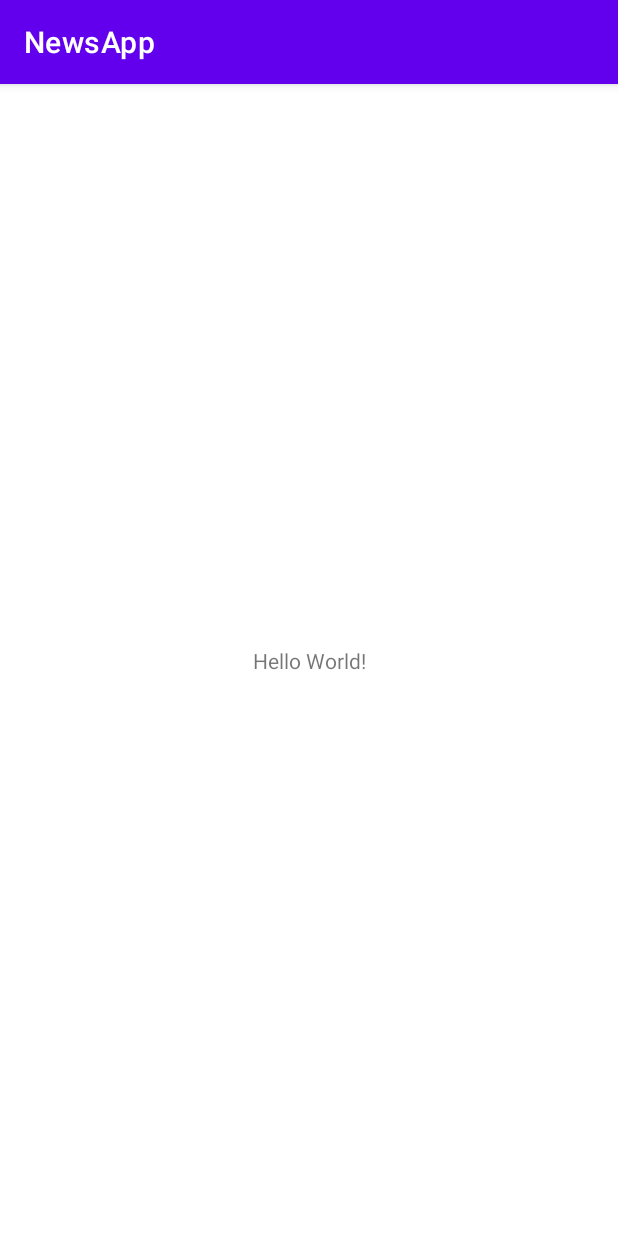
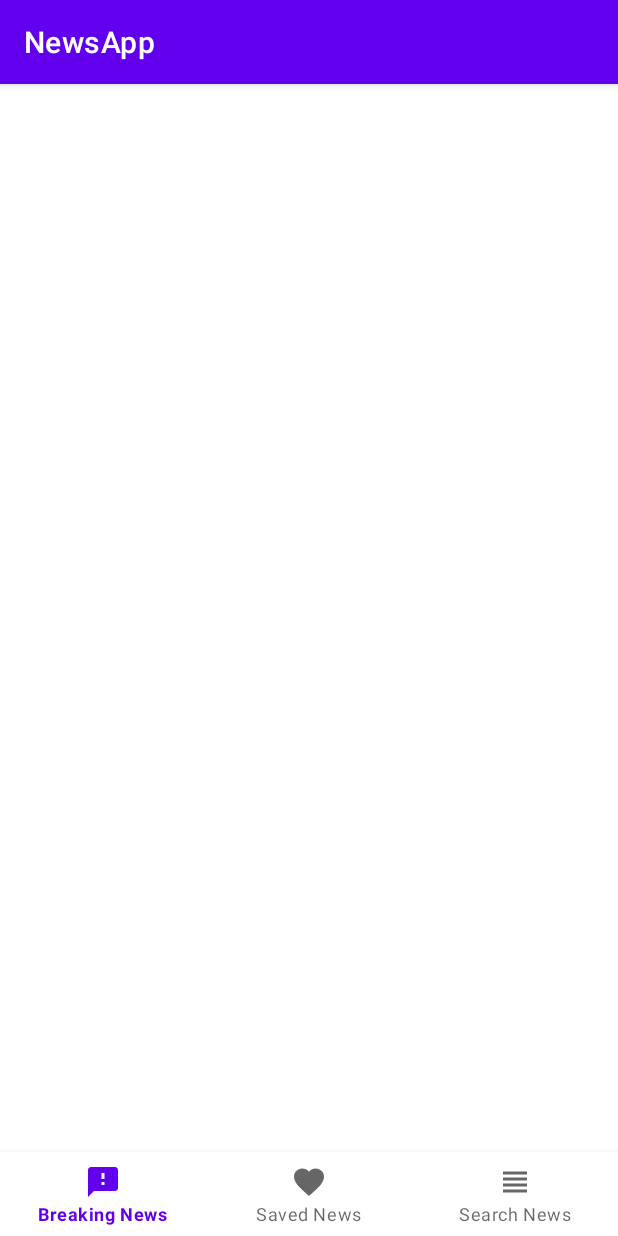
Before and after one commit to rodionovmax/NewsApp, an Android app: the screen it shows after launch (MainActivity before the commit, NewsActivity after it), on a phone screen of 412 x 824 dp. Run offline under Robolectric (Android 15) with nearby library versions, the phone set to English and light mode, and no system bars.

Commit message:
added layouts

```diff
--- a/app/src/main/AndroidManifest.xml
+++ b/app/src/main/AndroidManifest.xml
@@ -13,7 +13,7 @@
         android:theme="@style/Theme.NewsApp"
         tools:targetApi="31">
         <activity
-            android:name=".MainActivity"
+            android:name=".NewsActivity"
             android:exported="true">
             <intent-filter>
                 <action android:name="android.intent.action.MAIN" />
--- a/app/src/main/java/com/rodionovmax/newsapp/MainActivity.kt
+++ b/app/src/main/java/com/rodionovmax/newsapp/NewsActivity.kt
@@ -3,9 +3,9 @@ package com.rodionovmax.newsapp
 import androidx.appcompat.app.AppCompatActivity
 import android.os.Bundle
 
-class MainActivity : AppCompatActivity() {
+class NewsActivity : AppCompatActivity() {
     override fun onCreate(savedInstanceState: Bundle?) {
         super.onCreate(savedInstanceState)
-        setContentView(R.layout.activity_main)
+        setContentView(R.layout.activity_news)
     }
 }
--- /dev/null
+++ b/app/src/main/res/drawable-v24/ic_all_news.xml
@@ -0,0 +1,5 @@
+<vector android:height="24dp" android:tint="#FFFFFF"
+    android:viewportHeight="24.0" android:viewportWidth="24.0"
+    android:width="24dp" xmlns:android="http://schemas.android.com/apk/res/android">
+    <path android:fillColor="#FF000000" android:pathData="M4,15h16v-2L4,13v2zM4,19h16v-2L4,17v2zM4,11h16L20,9L4,9v2zM4,5v2h16L20,5L4,5z"/>
+</vector>
--- /dev/null
+++ b/app/src/main/res/drawable-v24/ic_breaking_news.xml
@@ -0,0 +1,5 @@
+<vector android:height="24dp" android:tint="#FFFFFF"
+    android:viewportHeight="24.0" android:viewportWidth="24.0"
+    android:width="24dp" xmlns:android="http://schemas.android.com/apk/res/android">
+    <path android:fillColor="#FF000000" android:pathData="M20,2L4,2c-1.1,0 -1.99,0.9 -1.99,2L2,22l4,-4h14c1.1,0 2,-0.9 2,-2L22,4c0,-1.1 -0.9,-2 -2,-2zM13,14h-2v-2h2v2zM13,10h-2L11,6h2v4z"/>
+</vector>
--- /dev/null
+++ b/app/src/main/res/drawable-v24/ic_favorite.xml
@@ -0,0 +1,5 @@
+<vector android:height="24dp" android:tint="#FFFFFF"
+    android:viewportHeight="24.0" android:viewportWidth="24.0"
+    android:width="24dp" xmlns:android="http://schemas.android.com/apk/res/android">
+    <path android:fillColor="#FF000000" android:pathData="M12,21.35l-1.45,-1.32C5.4,15.36 2,12.28 2,8.5 2,5.42 4.42,3 7.5,3c1.74,0 3.41,0.81 4.5,2.09C13.09,3.81 14.76,3 16.5,3 19.58,3 22,5.42 22,8.5c0,3.78 -3.4,6.86 -8.55,11.54L12,21.35z"/>
+</vector>
--- a/app/src/main/res/layout/activity_main.xml
+++ /dev/null
@@ -1,18 +0,0 @@
-<?xml version="1.0" encoding="utf-8"?>
-<androidx.constraintlayout.widget.ConstraintLayout xmlns:android="http://schemas.android.com/apk/res/android"
-    xmlns:app="http://schemas.android.com/apk/res-auto"
-    xmlns:tools="http://schemas.android.com/tools"
-    android:layout_width="match_parent"
-    android:layout_height="match_parent"
-    tools:context=".MainActivity">
-
-    <TextView
-        android:layout_width="wrap_content"
-        android:layout_height="wrap_content"
-        android:text="Hello World!"
-        app:layout_constraintBottom_toBottomOf="parent"
-        app:layout_constraintEnd_toEndOf="parent"
-        app:layout_constraintStart_toStartOf="parent"
-        app:layout_constraintTop_toTopOf="parent" />
-
-</androidx.constraintlayout.widget.ConstraintLayout>
--- /dev/null
+++ b/app/src/main/res/layout/activity_news.xml
@@ -0,0 +1,39 @@
+<?xml version="1.0" encoding="utf-8"?>
+<androidx.constraintlayout.widget.ConstraintLayout xmlns:android="http://schemas.android.com/apk/res/android"
+    xmlns:app="http://schemas.android.com/apk/res-auto"
+    xmlns:tools="http://schemas.android.com/tools"
+    android:layout_width="match_parent"
+    android:layout_height="match_parent"
+    tools:context=".NewsActivity">
+
+    <FrameLayout
+        android:id="@+id/fl_fragment"
+        android:layout_width="match_parent"
+        android:layout_height="0dp"
+        app:layout_constraintBottom_toTopOf="@+id/bottom_navigation_view"
+        app:layout_constraintEnd_toEndOf="parent"
+        app:layout_constraintHorizontal_bias="0.5"
+        app:layout_constraintStart_toStartOf="parent"
+        app:layout_constraintTop_toTopOf="parent">
+
+        <!--<fragment
+            android:id="@+id/news_nav_host_fragment"
+            android:name="androidx.navigation.fragment.NavHostFragment"
+            android:layout_width="match_parent"
+            android:layout_height="match_parent"
+            app:defaultNavHost="true"
+            app:navGraph="@navigation/news_nav_graph" />-->
+
+    </FrameLayout>
+
+    <com.google.android.material.bottomnavigation.BottomNavigationView
+        android:id="@+id/bottom_navigation_view"
+        android:layout_width="match_parent"
+        android:layout_height="56dp"
+        app:menu="@menu/bottom_navigation_menu"
+        app:layout_constraintBottom_toBottomOf="parent"
+        app:layout_constraintEnd_toEndOf="parent"
+        app:layout_constraintHorizontal_bias="0.5"
+        app:layout_constraintStart_toStartOf="parent"/>
+
+</androidx.constraintlayout.widget.ConstraintLayout>
--- /dev/null
+++ b/app/src/main/res/menu/bottom_navigation_menu.xml
@@ -0,0 +1,14 @@
+<?xml version="1.0" encoding="utf-8"?>
+<menu xmlns:android="http://schemas.android.com/apk/res/android">
+    <item android:id="@+id/breakingNewsFragment"
+        android:title="Breaking News"
+        android:icon="@drawable/ic_breaking_news" />
+
+    <item android:id="@+id/savedNewsFragment"
+        android:title="Saved News"
+        android:icon="@drawable/ic_favorite" />
+
+    <item android:id="@+id/searchNewsFragment"
+        android:title="Search News"
+        android:icon="@drawable/ic_all_news" />
+</menu>
--- /dev/null
+++ b/app/src/main/res/navigation/news_nav_graph.xml
@@ -0,0 +1,6 @@
+<?xml version="1.0" encoding="utf-8"?>
+<navigation xmlns:android="http://schemas.android.com/apk/res/android"
+    xmlns:app="http://schemas.android.com/apk/res-auto"
+    android:id="@+id/news_nav_graph">
+
+</navigation>
--- a/app/src/main/res/values/colors.xml
+++ b/app/src/main/res/values/colors.xml
@@ -7,4 +7,8 @@
     <color name="teal_700">#FF018786</color>
     <color name="black">#FF000000</color>
     <color name="white">#FFFFFFFF</color>
+
+    <color name="colorPrimary">#6200EE</color>
+    <color name="colorPrimaryDark">#3700B3</color>
+    <color name="colorAccent">#03DAC5</color>
 </resources>
--- a/app/src/main/res/values/themes.xml
+++ b/app/src/main/res/values/themes.xml
@@ -1,16 +1,9 @@
 <resources xmlns:tools="http://schemas.android.com/tools">
     <!-- Base application theme. -->
     <style name="Theme.NewsApp" parent="Theme.MaterialComponents.DayNight.DarkActionBar">
-        <!-- Primary brand color. -->
-        <item name="colorPrimary">@color/purple_500</item>
-        <item name="colorPrimaryVariant">@color/purple_700</item>
-        <item name="colorOnPrimary">@color/white</item>
-        <!-- Secondary brand color. -->
-        <item name="colorSecondary">@color/teal_200</item>
-        <item name="colorSecondaryVariant">@color/teal_700</item>
-        <item name="colorOnSecondary">@color/black</item>
-        <!-- Status bar color. -->
-        <item name="android:statusBarColor">?attr/colorPrimaryVariant</item>
         <!-- Customize your theme here. -->
+        <item name="colorPrimary">@color/colorPrimary</item>
+        <item name="colorPrimaryDark">@color/colorPrimaryDark</item>
+        <item name="colorAccent">@color/colorAccent</item>
     </style>
 </resources>
```
Also changed, not shown: app/src/main/res/layout/fragment_article.xml (added, +24 -0 lines), app/src/main/res/layout/fragment_breaking_news.xml (added, +45 -0 lines), app/src/main/res/layout/fragment_saved_news.xml (added, +12 -0 lines), app/src/main/res/layout/fragment_search_news.xml (added, +53 -0 lines), app/src/main/res/layout/item_article_preview.xml (added, +66 -0 lines), app/src/main/res/layout/item_error_message.xml (added, +32 -0 lines).
